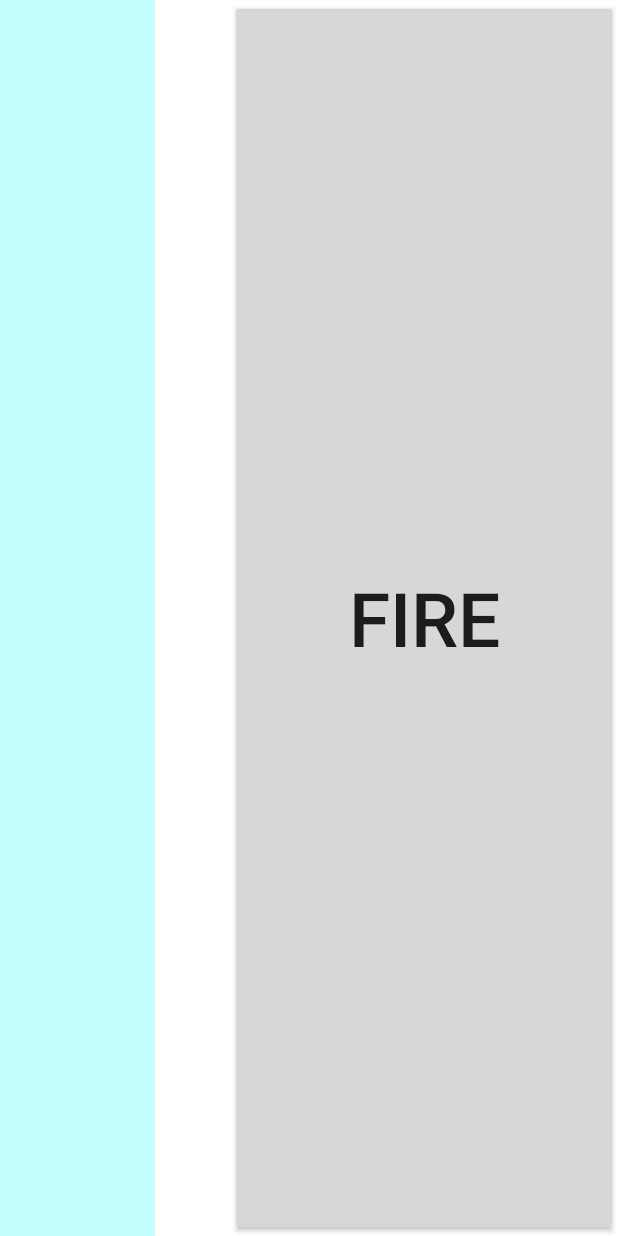
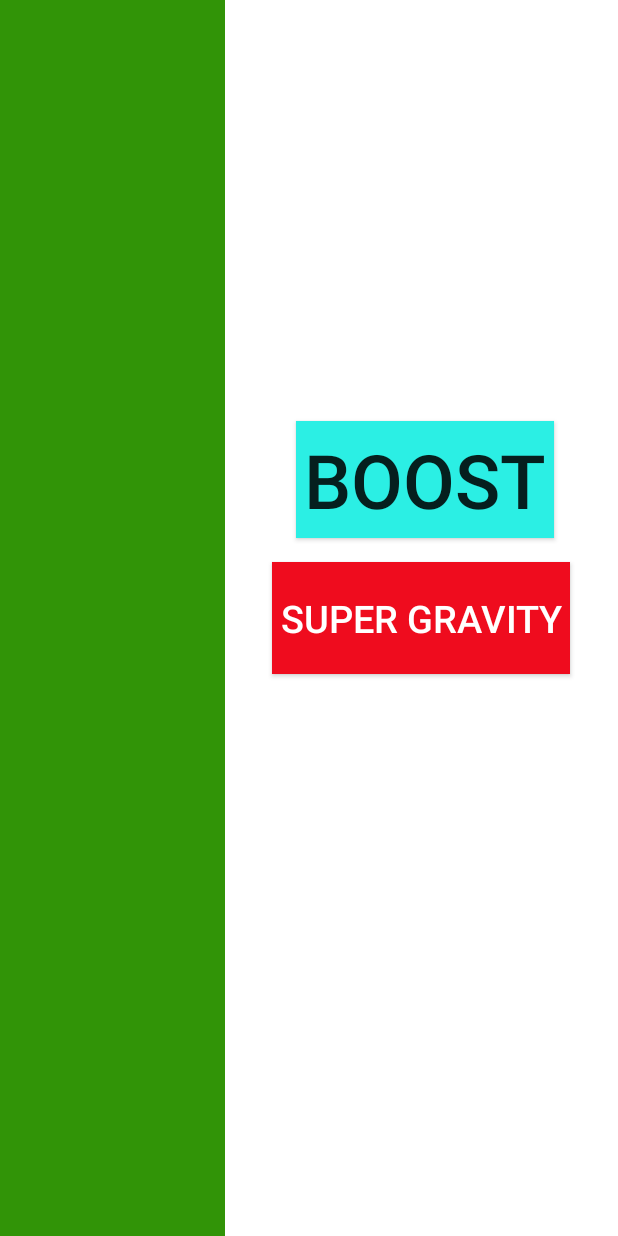
Before and after one commit to DaleKocian/Superterran-Sender, an Android app: the layout fragment_superterran.xml on its own in the app's theme, with its tools: preview values and no code run, on a phone screen of 412 x 824 dp. Run offline under Robolectric (Android 15) with nearby library versions, the phone set to English and light mode, and no system bars.

Commit message:
added sound pool manager. can play boost sound effect.

```diff
--- a/SuperTerran/app/src/main/AndroidManifest.xml
+++ b/SuperTerran/app/src/main/AndroidManifest.xml
@@ -14,7 +14,8 @@
 
         <activity
             android:name=".view.MainActivity"
-            android:configChanges="orientation|keyboardHidden"
+            android:screenOrientation="landscape"
+            android:configChanges="keyboardHidden|orientation|screenSize"
             android:label="@string/app_name">
             <intent-filter>
                 <action android:name="android.intent.action.MAIN" />
--- a/SuperTerran/app/src/main/res/layout/activity_main.xml
+++ b/SuperTerran/app/src/main/res/layout/activity_main.xml
@@ -1,6 +1,7 @@
 <?xml version="1.0" encoding="utf-8"?>
 <LinearLayout xmlns:android="http://schemas.android.com/apk/res/android"
     android:orientation="vertical" android:layout_width="match_parent"
+
     android:layout_height="match_parent">
 
     <FrameLayout
--- a/SuperTerran/app/src/main/res/layout/fragment_superterran.xml
+++ b/SuperTerran/app/src/main/res/layout/fragment_superterran.xml
@@ -1,34 +1,46 @@
 <?xml version="1.0" encoding="utf-8"?>
-<LinearLayout xmlns:android="http://schemas.android.com/apk/res/android"
+<RelativeLayout xmlns:android="http://schemas.android.com/apk/res/android"
     xmlns:tools="http://schemas.android.com/tools"
     android:layout_width="match_parent"
     android:layout_height="match_parent"
     android:background="@android:color/white"
     android:orientation="horizontal"
-    tools:context=".GameActivity" >
+    tools:context=".GameActivity">
 
     <io.gamejam.poundcode.superterran.view.TouchControllerView
         android:id="@+id/touch_controller"
-        android:layout_width="0dp"
+        android:layout_width="150dp"
         android:layout_height="match_parent"
-        android:background="#c4ffff"
-        android:layout_marginRight="50dp"
-        android:layout_weight="0.2" />
+        android:background="@color/controller" />
 
-    <LinearLayout
-        android:layout_width="0dp"
-        android:layout_height="match_parent"
-        android:layout_weight="0.5"
-        android:gravity="center"
-        android:orientation="vertical" >
+    <Button
+        android:id="@+id/button_boost"
+        android:layout_width="wrap_content"
+        android:layout_height="wrap_content"
+        android:adjustViewBounds="true"
+        android:background="@color/boost"
+        android:text="@string/button_fire"
+        android:textSize="50sp"
+        android:padding="5dp"
+        android:layout_above="@+id/button"
+        android:layout_alignStart="@+id/button"
+        android:layout_marginStart="16dp"
+        android:layout_marginEnd="16dp"/>
 
-        <Button
-            android:id="@+id/button_fire"
-            android:layout_width="match_parent"
-            android:layout_height="match_parent"
-            android:textSize="50sp"
-            android:adjustViewBounds="true"
-            android:text="@string/button_fire" />
-    </LinearLayout>
+    <Button
+        android:layout_width="wrap_content"
+        android:layout_height="wrap_content"
+        android:background="@color/big_red"
+        android:minLines="2"
+        android:padding="5dp"
+        android:layout_centerInParent="true"
+        android:layout_alignParentRight="true"
+        android:layout_alignParentEnd="true"
+        android:text="@string/button_super"
+        android:textColor="@android:color/white"
+        android:textSize="25sp"
+        android:id="@+id/button"
+        android:layout_marginEnd="32dp"
+        android:layout_marginTop="16dp" />
 
-</LinearLayout>
+</RelativeLayout>
--- /dev/null
+++ b/SuperTerran/app/src/main/res/values/colors.xml
@@ -0,0 +1,7 @@
+<?xml version="1.0" encoding="utf-8"?>
+<resources>
+
+    <color name="big_red">#ef0c1e</color>
+    <color name="boost">#2befe4</color>
+    <color name="controller">#319407</color>
+</resources>
--- a/SuperTerran/app/src/main/res/values/strings.xml
+++ b/SuperTerran/app/src/main/res/values/strings.xml
@@ -1,6 +1,7 @@
 <resources>
     <string name="app_name">SuperTerran</string>
     <string name="media_route_menu_title">Title</string>
-    <string name="connect_label">Connecting...</string>
-    <string name="button_fire">Fire</string>
+    <string name="connect_label">You only have one chromecast device you can connect to.</string>
+    <string name="button_fire">Boost</string>
+    <string name="button_super">Super Gravity</string>
 </resources>
```
Also changed, not shown: SuperTerran/app/src/main/java/io/gamejam/poundcode/superterran/media/SoundPoolManager.java (added, +36 -0 lines), SuperTerran/app/src/main/java/io/gamejam/poundcode/superterran/view/SuperTerranFragment.java (+5 -4 lines), 1 other file.
